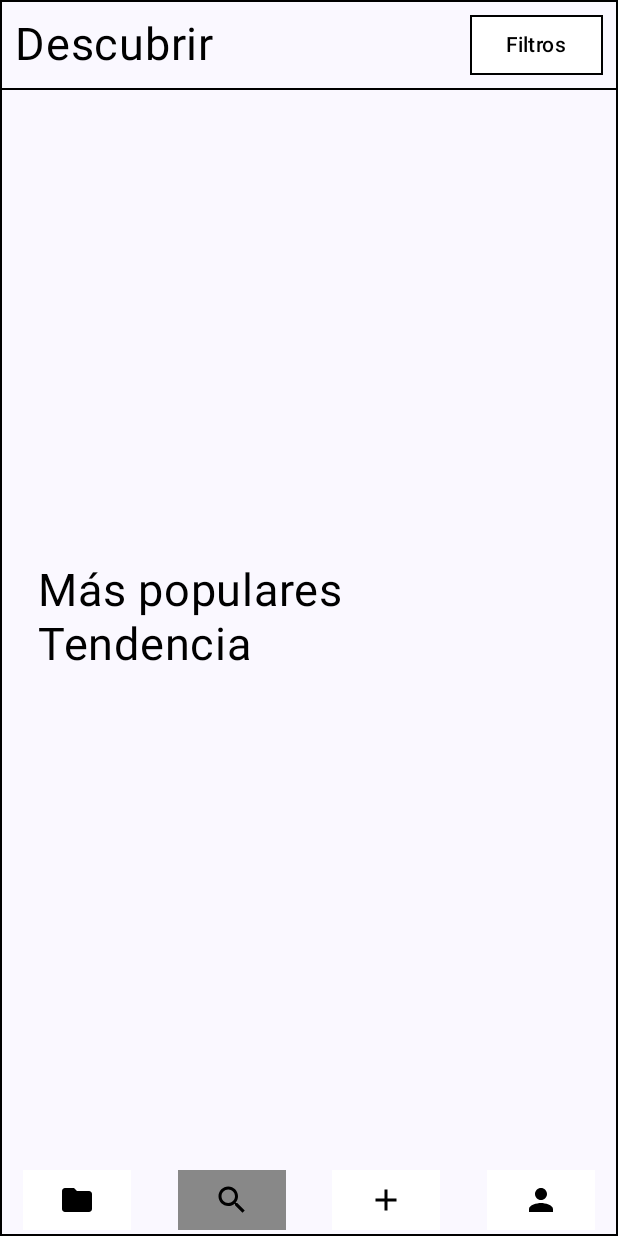
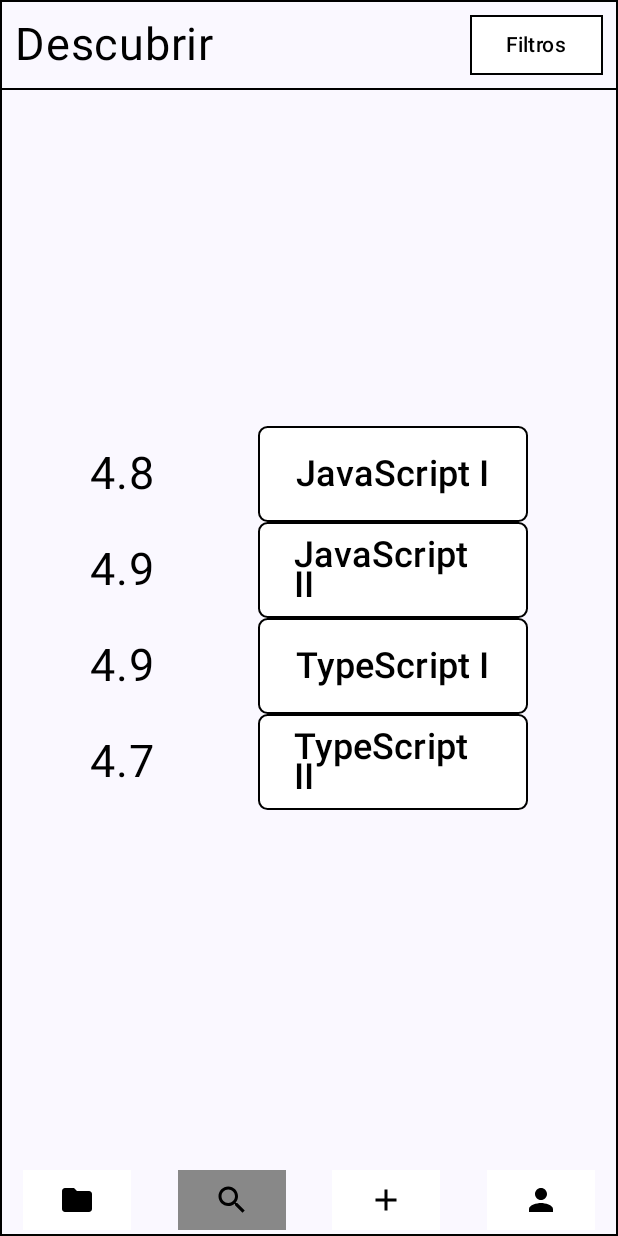
Before and after one commit to MarielML/Codeat, an Android app built with Jetpack Compose: the DescubrirActivity screen opened directly, with no data from a screen before it, on a phone screen of 412 x 824 dp. Run offline under Robolectric (Android 15) with nearby library versions, the phone set to English and light mode, and no system bars; 1 statement that could not run was skipped.

Commit message:
usuarios y cursos

```diff
--- a/app/src/main/java/com/example/ddi/DescubrirActivity.kt
+++ b/app/src/main/java/com/example/ddi/DescubrirActivity.kt
@@ -19,6 +19,8 @@ import androidx.compose.foundation.layout.height
 import androidx.compose.foundation.layout.padding
 import androidx.compose.foundation.layout.size
 import androidx.compose.foundation.layout.wrapContentHeight
+import androidx.compose.foundation.lazy.LazyColumn
+import androidx.compose.foundation.lazy.items
 import androidx.compose.foundation.shape.RoundedCornerShape
 import androidx.compose.material3.Button
 import androidx.compose.material3.ButtonDefaults
@@ -28,24 +30,34 @@ import androidx.compose.material3.Text
 import androidx.compose.runtime.Composable
 import androidx.compose.ui.Alignment
 import androidx.compose.ui.Modifier
-import androidx.compose.ui.graphics.Color
 import androidx.compose.ui.graphics.Color.Companion.Black
 import androidx.compose.ui.graphics.Color.Companion.Gray
 import androidx.compose.ui.graphics.Color.Companion.White
 import androidx.compose.ui.res.painterResource
 import androidx.compose.ui.unit.dp
+import com.example.ddi.data.Curso
+import com.example.ddi.data.CursoRepositorio
+import com.example.ddi.data.Usuario
+import com.example.ddi.data.UsuarioRepositorio
+import com.example.ddi.ui.CrearCursoActivity
 import com.example.ddi.ui.theme.DDITheme
 
 class DescubrirActivity : ComponentActivity() {
     override fun onCreate(savedInstanceState: Bundle?) {
         super.onCreate(savedInstanceState)
+
+        val bundle = intent.extras
+        val username: String? = bundle?.getString("username")
+        val password: String? = bundle?.getString("password")
+        val usuario: Usuario = UsuarioRepositorio.iniciar(username!!, password!!)
+
         setContent {
-            Content()
+            Content(usuario)
         }
     }
 
     @Composable
-    private fun Content() {
+    private fun Content(usuario: Usuario) {
         DDITheme {
             Surface(
                 modifier = Modifier.fillMaxSize(),
@@ -64,14 +76,9 @@ class DescubrirActivity : ComponentActivity() {
 
                     verticalArrangement = Arrangement.Center,
                 ) {
-                    Box() {
-                        TextCustom(text = "Más populares")
-                    }
-                    Box() {
-                        TextCustom(text = "Tendencia")
-                    }
+                    MostrarCursos(datos = CursoRepositorio.cursos)
                 }
-                Menu()
+                Menu(usuario)
             }
         }
     }
@@ -101,7 +108,28 @@ class DescubrirActivity : ComponentActivity() {
     }
 
     @Composable
-    private fun Menu() {
+    private fun MostrarCursos(datos: MutableList<Curso>) {
+        LazyColumn (
+            modifier = Modifier.fillMaxWidth(),
+        ) {
+            items(datos) { item -> ListItemRow(item) }
+        }
+    }
+
+    @Composable
+    private fun ListItemRow(item: Curso) {
+        Row (
+            modifier = Modifier.fillMaxWidth(),
+            horizontalArrangement = Arrangement.SpaceAround,
+            verticalAlignment = Alignment.CenterVertically,
+        ){
+            TextCustom(text = item.puntaje.toString())
+            ButtonCustom(text = item.nombre, onClick = {  })
+        }
+    }
+
+    @Composable
+    private fun Menu(usuario: Usuario) {
         Row(modifier = Modifier
             .size(30.dp)
             .border(BorderStroke(1.dp, Black)),
@@ -111,7 +139,7 @@ class DescubrirActivity : ComponentActivity() {
             Button(
                 colors = ButtonDefaults.elevatedButtonColors(containerColor = White),
                 shape = RoundedCornerShape(0),
-                onClick = { misCursos() }
+                onClick = { misCursos(usuario.nickname, usuario.password) }
             ) {
                 Image(painterResource(id = R.drawable.baseline_folder_24), contentDescription = "")
             }
@@ -125,32 +153,41 @@ class DescubrirActivity : ComponentActivity() {
             Button(
                 colors = ButtonDefaults.elevatedButtonColors(containerColor = White),
                 shape = RoundedCornerShape(0),
-                onClick = { crear() }
+                onClick = { crear(usuario.nickname, usuario.password) }
             ) {
                 Image(painterResource(id = R.drawable.baseline_add_24), contentDescription = "")
             }
             Button(
                 colors = ButtonDefaults.elevatedButtonColors(containerColor = White),
                 shape = RoundedCornerShape(0),
-                onClick = { perfil() }
+                onClick = { perfil(usuario.nickname, usuario.password) }
             ) {
                 Image(painterResource(id = R.drawable.baseline_person_24), contentDescription = "")
             }
         }
     }
 
-    private fun misCursos() {
-        val intent = Intent(this, MisCursos::class.java)
+    private fun misCursos(username: String, password: String) {
+        val intent = Intent(this, MisCursos::class.java).apply {
+            putExtra("username", username)
+            putExtra("password", password)
+        }
         startActivity(intent)
     }
 
-    private fun crear() {
-        val intent = Intent(this, CrearCursoActivity::class.java)
+    private fun crear(username: String, password: String) {
+        val intent = Intent(this, CrearCursoActivity::class.java).apply {
+            putExtra("username", username)
+            putExtra("password", password)
+        }
         startActivity(intent)
     }
 
-    private fun perfil() {
-        val intent = Intent(this, PerfilActivity::class.java)
+    private fun perfil(username: String, password: String) {
+        val intent = Intent(this, PerfilActivity::class.java).apply {
+            putExtra("username", username)
+            putExtra("password", password)
+        }
         startActivity(intent)
     }
 }
--- a/app/src/main/java/com/example/ddi/PerfilActivity.kt
+++ b/app/src/main/java/com/example/ddi/PerfilActivity.kt
@@ -29,6 +29,7 @@ import androidx.compose.ui.graphics.Color.Companion.Gray
 import androidx.compose.ui.graphics.Color.Companion.White
 import androidx.compose.ui.res.painterResource
 import androidx.compose.ui.unit.dp
+import com.example.ddi.ui.CrearCursoActivity
 import com.example.ddi.ui.theme.DDITheme
 
 class PerfilActivity : ComponentActivity() {
--- /dev/null
+++ b/app/src/main/java/com/example/ddi/data/Curso.kt
@@ -0,0 +1,7 @@
+package com.example.ddi.data
+
+data class Curso (
+    var nombre: String = "",
+    var creador: String = "",
+    var puntaje: Double = 0.0
+)
--- /dev/null
+++ b/app/src/main/java/com/example/ddi/data/CursoRepositorio.kt
@@ -0,0 +1,22 @@
+package com.example.ddi.data
+
+object CursoRepositorio {
+    val cursos = mutableListOf<Curso>()
+
+    init {
+        cursos.add(Curso("JavaScript I", "",4.8))
+        cursos.add(Curso("JavaScript II", "",4.9))
+        cursos.add(Curso("TypeScript I", "",4.9))
+        cursos.add(Curso("TypeScript II", "",4.7))
+    }
+
+    fun agregar(curso: Curso) {
+        if (!existe(curso.nombre)) {
+            cursos.add(curso)
+        }
+    }
+
+    fun existe(nombre: String): Boolean {
+        return (cursos.any { curso: Curso -> curso.nombre == nombre})
+    }
+}
```
Also changed, not shown: app/src/main/java/com/example/ddi/CrearCursoActivity.kt (+6 -1 lines), app/src/main/java/com/example/ddi/MainActivity.kt (+18 -5 lines), app/src/main/java/com/example/ddi/MisCursos.kt (+60 -15 lines), app/src/main/java/com/example/ddi/RegistrarActivity.kt (+20 -9 lines), app/src/main/java/com/example/ddi/data/Usuario.kt (added, +13 -0 lines), app/src/main/java/com/example/ddi/data/UsuarioRepositorio.kt (added, +29 -0 lines).
